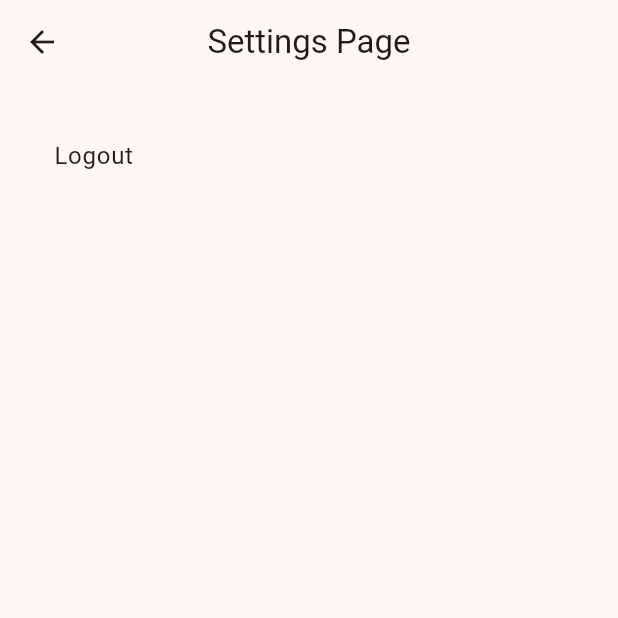
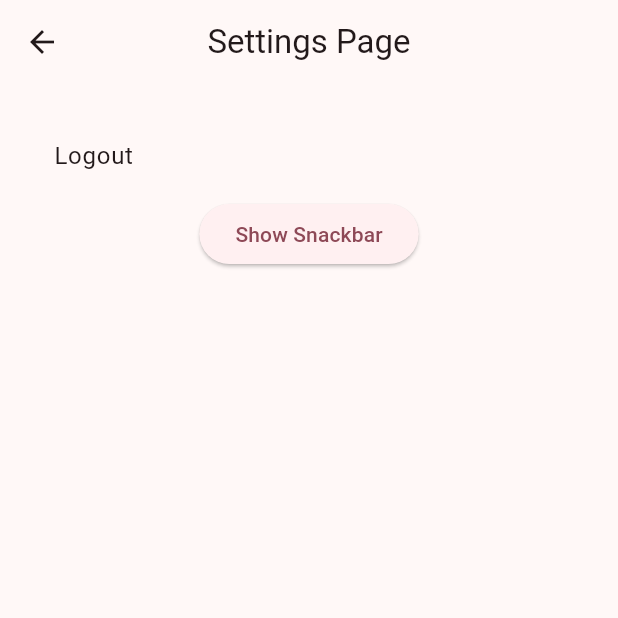
Before and after one commit to trongtunguyen08/demo_flutter, a Flutter app: the SettingsPage screen opened directly, on a phone screen of 412 x 824 dp, the top half of it. Run offline on Flutter 3.47's test engine with Material 3 defaults, Android fonts, the phone set to English and light mode, and no system bars.

Commit message:
Snackbar

```diff
--- a/lib/views/pages/settings_page.dart
+++ b/lib/views/pages/settings_page.dart
@@ -41,6 +41,18 @@ class _SettingsPageState extends State<SettingsPage> {
                 );
               },
             ),
+            ElevatedButton(
+              onPressed: () {
+                ScaffoldMessenger.of(context).showSnackBar(
+                  SnackBar(
+                    content: const Text("Snackbar"),
+                    showCloseIcon: true,
+                    behavior: SnackBarBehavior.floating,
+                  ),
+                );
+              },
+              child: const Text("Show Snackbar"),
+            ),
           ],
         ),
       ),
```
